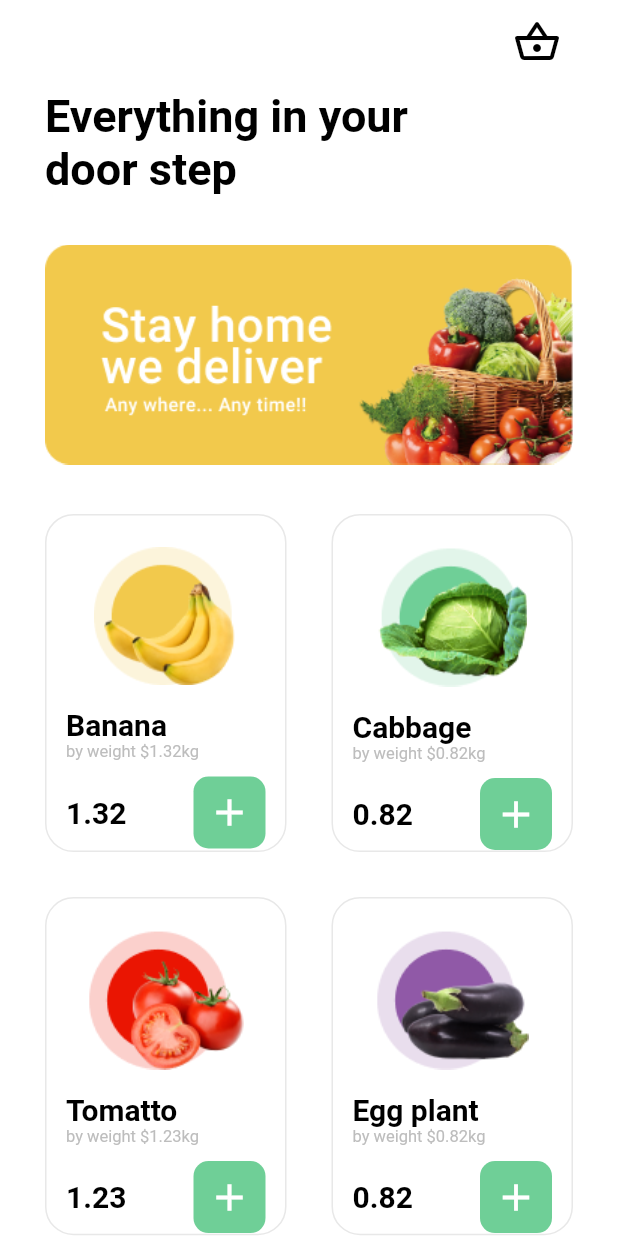
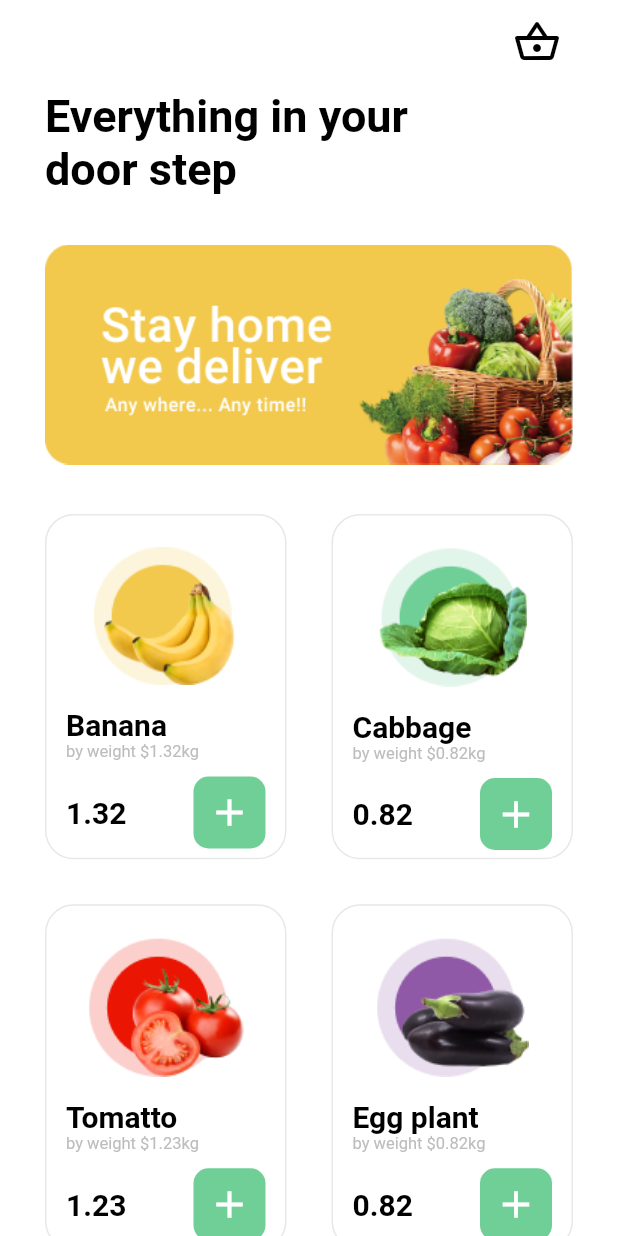
Before and after one commit to serifselim/greengrocer_app, a Flutter app: the screen it shows after launch, on a phone screen of 412 x 824 dp. Run offline on Flutter 3.47's test engine with Material 2 defaults, Android fonts, the phone set to English and light mode, and no system bars.

Commit message:
cutted pieces

```diff
--- a/lib/components/home/home_products_list.dart
+++ b/lib/components/home/home_products_list.dart
@@ -1,6 +1,6 @@
 import 'package:flutter/material.dart';
-import 'package:greengrocer_app/constants/widget_constants.dart';
 import 'package:greengrocer_app/provider/product_modal.dart';
+import 'home_products_list_item.dart';
 
 class HomeProductsList extends StatelessWidget {
   final ProductModal data;
@@ -9,70 +9,24 @@ class HomeProductsList extends StatelessWidget {
 
   @override
   Widget build(BuildContext context) {
-    return Container(
+
+    // Grid Settings
+    const gridDelegate = SliverGridDelegateWithFixedCrossAxisCount(
+      crossAxisCount: 2,
+      crossAxisSpacing: 30.0,
+      mainAxisSpacing: 30.0,
+      childAspectRatio: 1 / 1.43,
+    );
+
+    return SizedBox(
       height: MediaQuery.of(context).size.height,
       child: GridView.builder(
         physics: const NeverScrollableScrollPhysics(),
         itemCount: data.products.length,
-        gridDelegate: const SliverGridDelegateWithFixedCrossAxisCount(
-            crossAxisCount: 2,
-            crossAxisSpacing: 30.0,
-            mainAxisSpacing: 30.0,
-            childAspectRatio: 1 / 1.4),
+        gridDelegate: gridDelegate,
         itemBuilder: (BuildContext context, int index) {
           var product = data.products[index];
-          return Container(
-            decoration: BoxDecoration(
-                border: Border.all(color: const Color(0xE5E5E5E5)),
-                borderRadius: const BorderRadius.all(Radius.circular(19.0))),
-            padding: const EdgeInsets.only(top: 13.0, left: 13.0, right: 13.0),
-            child: Column(
-              crossAxisAlignment: CrossAxisAlignment.start,
-              children: <Widget>[
-                Container(
-                  alignment: Alignment.center,
-                  margin: const EdgeInsets.only(top: 8.0, bottom: 15.0),
-                  child: kImage(
-                    product["image"],
-                  ),
-                ),
-                kTitleH2(
-                  context: context,
-                  title: product["name"],
-                ),
-                kDecs(
-                  context: context,
-                  text: product["weight"],
-                ),
-                Container(
-                  margin: const EdgeInsets.only(top: 10.0),
-                  child: Row(
-                    mainAxisAlignment: MainAxisAlignment.spaceBetween,
-                    children: <Widget>[
-                      kTitleH2(
-                        context: context,
-                        title: product["price"],
-                      ),
-                      Container(
-                        decoration: const BoxDecoration(
-                          color: Color(0xFF6FCF97),
-                          borderRadius: BorderRadius.all(Radius.circular(10.0)),
-                        ),
-                        child: const IconButton(
-                          iconSize: 30.0,
-                          onPressed: null,
-                          icon: Icon(
-                            Icons.add,
-                            color: Colors.white,
-                          ),
-                        ),
-                      )
-                    ],
-                  ),
-                )
-              ],
-            ),
-          );
+          return HomeProductsListItem(product: product);
         },
       ),
     );
--- /dev/null
+++ b/lib/components/home/home_products_list_item.dart
@@ -0,0 +1,82 @@
+import 'package:flutter/material.dart';
+import 'package:greengrocer_app/constants/widget_constants.dart';
+
+class HomeProductsListItem extends StatelessWidget {
+  final dynamic product;
+
+  const HomeProductsListItem({
+    Key? key,
+    required this.product,
+  }) : super(key: key);
+
+  @override
+  Widget build(BuildContext context) {
+    return Container(
+      decoration: containerDecoration(),
+      padding: const EdgeInsets.only(top: 13.0, left: 13.0, right: 13.0),
+      child: Column(
+        crossAxisAlignment: CrossAxisAlignment.start,
+        children: <Widget>[
+          Container(
+            alignment: Alignment.center,
+            margin: const EdgeInsets.only(top: 8.0, bottom: 15.0),
+            child: kImage(
+              product["image"],
+            ),
+          ),
+          kTitleH2(
+            context: context,
+            title: product["name"],
+          ),
+          kDecs(
+            context: context,
+            text: product["weight"],
+          ),
+          Container(
+            margin: const EdgeInsets.only(top: 10.0),
+            child: Row(
+              mainAxisAlignment: MainAxisAlignment.spaceBetween,
+              children: <Widget>[
+                kTitleH2(
+                  context: context,
+                  title: product["price"],
+                ),
+                Container(
+                  decoration: buttonDecoration(),
+                  child: addButton(),
+                )
+              ],
+            ),
+          )
+        ],
+      ),
+    );
+  }
+
+  // Widget Side
+  IconButton addButton() {
+    return const IconButton(
+      iconSize: 30.0,
+      onPressed: null,
+      icon: Icon(
+        Icons.add,
+        color: Colors.white,
+      ),
+    );
+  }
+
+  // Style Side
+  BoxDecoration buttonDecoration() {
+    return const BoxDecoration(
+      color: Color(0xFF6FCF97),
+      borderRadius: BorderRadius.all(Radius.circular(10.0)),
+    );
+  }
+
+  BoxDecoration containerDecoration() {
+    return BoxDecoration(
+      border: Border.all(color: const Color(0xE5E5E5E5)),
+      borderRadius: const BorderRadius.all(Radius.circular(19.0)),
+    );
+  }
+}
```
